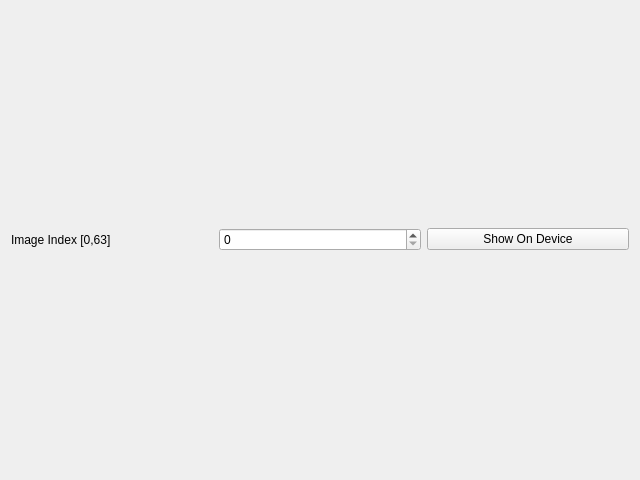
Qt form qt_pc_tool/formtest.ui (muyuchl/epaper_price_tag_mod) before a commit.
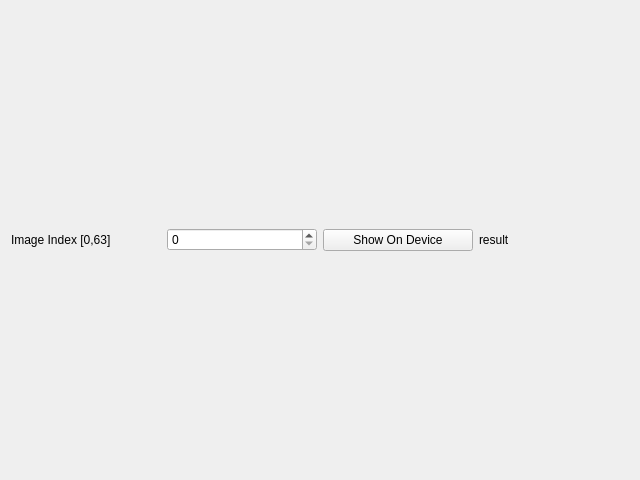
The same form after that commit.

```diff
--- a/qt_pc_tool/formtest.ui
+++ b/qt_pc_tool/formtest.ui
@@ -40,6 +40,13 @@
        </property>
       </widget>
      </item>
+     <item>
+      <widget class="QLabel" name="labelSetImgIndexResult">
+       <property name="text">
+        <string>result</string>
+       </property>
+      </widget>
+     </item>
     </layout>
    </item>
   </layout>
```
